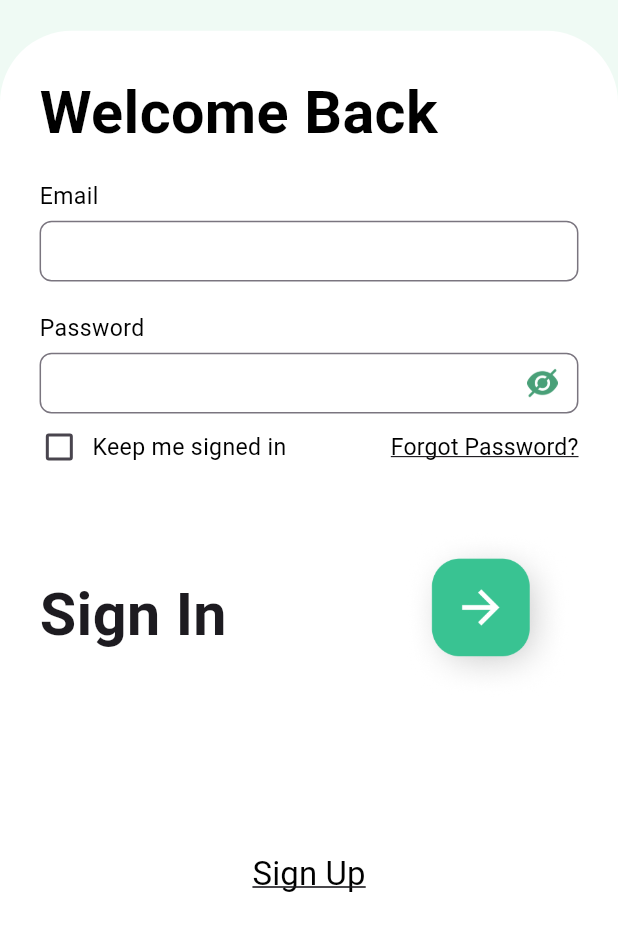
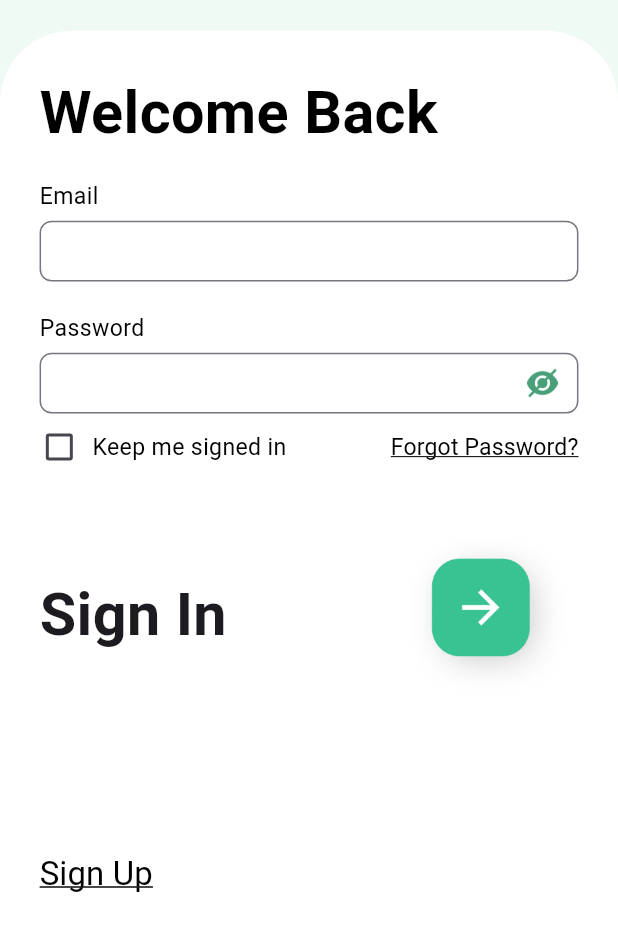
Before and after one commit to aadityayadav17/binarybandits, a Flutter app: the screen it shows after launch, on a phone screen of 412 x 824 dp, the part 222-1173 px from its top. Run offline on Flutter 3.47's test engine with Material 3 defaults, Android fonts, the phone set to English and light mode, and no system bars; our stand-ins replace country_code_picker, dropdown_button2, firebase_core, google_fonts; accounts and stored records are empty.

Commit message:
Login Page (8/n) - Text Center

```diff
--- a/lib/screens/login_screen/login_screen.dart
+++ b/lib/screens/login_screen/login_screen.dart
@@ -236,8 +236,7 @@ class _LoginScreenState extends State<LoginScreen> {
                       ],
                     ),
                     SizedBox(height: proportionalHeight(100)),
-                    Center(
-                      child: TextButton(
+                    TextButton(
                       onPressed: () {
                         Navigator.push(
                           context,
@@ -261,7 +260,6 @@ class _LoginScreenState extends State<LoginScreen> {
                         ),
                       ),
                     ),
-                    ),
                     SizedBox(height: proportionalHeight(100)),
                   ],
                 ),
```
Lines whose indentation alone changed are shown as unchanged.
